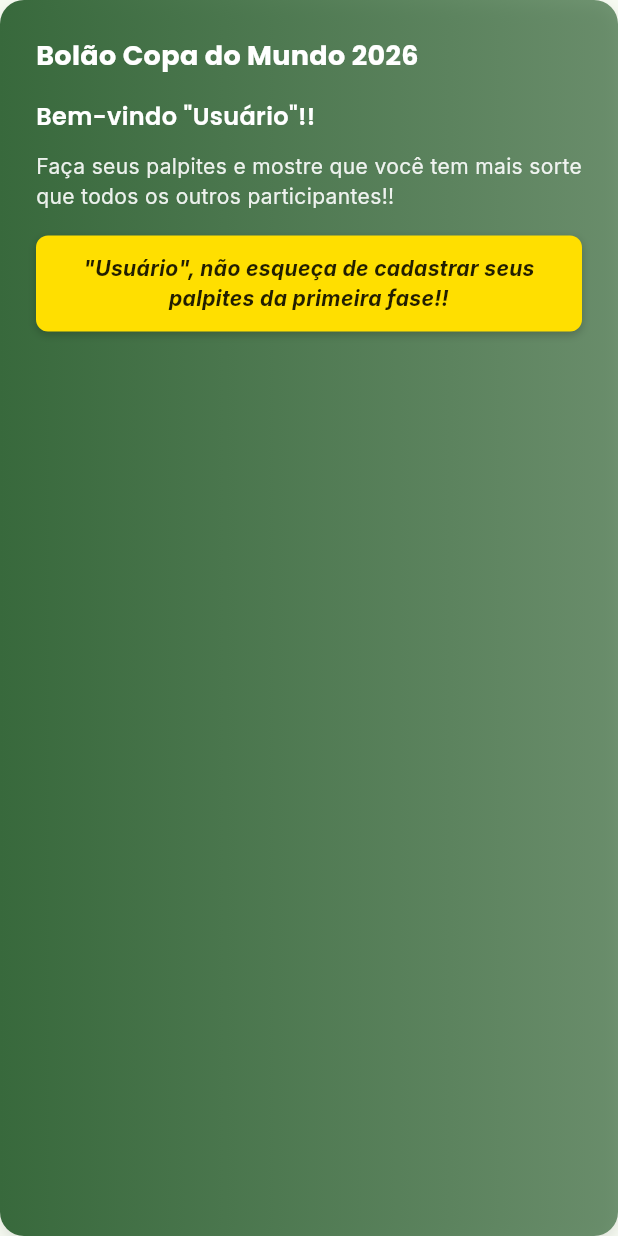
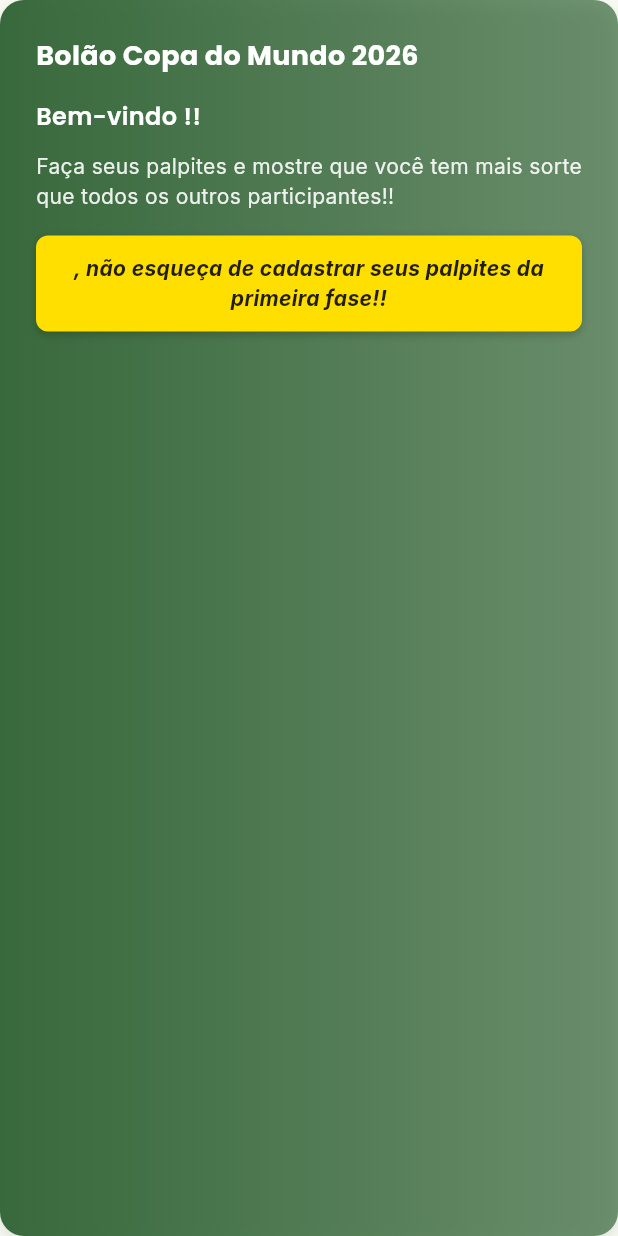
Before and after one commit to Chadtome/bolao_copa_2026, a Flutter app: the BoasVindasCard widget shown alone on an empty page, opened directly with empty values, on a phone screen of 412 x 824 dp. Run offline on Flutter 3.47's test engine with Material 3 defaults, Android fonts, the phone set to English and light mode, and no system bars; our stand-ins replace cloud_firestore, firebase_auth, firebase_core, google_fonts, pdf, printing; accounts and stored records are empty.

Commit message:
Home com dados reais do usuário, ranking e jogos do dia

```diff
--- a/lib/screens/Home/widgets/boas_vidas_card.dart
+++ b/lib/screens/Home/widgets/boas_vidas_card.dart
@@ -1,84 +1,66 @@
 import 'package:flutter/material.dart';
 import 'package:google_fonts/google_fonts.dart';
+import 'package:provider/provider.dart';
+import 'package:firebase_auth/firebase_auth.dart';
+import '../../../services/firebase_service.dart';
 
-class BoasVindasCard extends StatelessWidget {
+class BoasVindasCard extends StatefulWidget {
   final bool isWide;
+  const BoasVindasCard({super.key, required this.isWide});
 
-  const BoasVindasCard({super.key, required this.isWide});
+  @override
+  State<BoasVindasCard> createState() => _BoasVindasCardState();
+}
+
+class _BoasVindasCardState extends State<BoasVindasCard> {
+  String _nome = 'Usuário';
+
+  @override
+  void initState() {
+    super.initState();
+    _carregarNome();
+  }
+
+  Future<void> _carregarNome() async {
+    final user = FirebaseAuth.instance.currentUser;
+    if (user == null) return;
+    try {
+      final firebaseService = Provider.of<FirebaseService>(context, listen: false);
+      final userData = await firebaseService.getCurrentUserData();
+      if (userData != null && mounted) {
+        setState(() => _nome = userData.name);
+      }
+    } catch (_) {}
+  }
 
   @override
   Widget build(BuildContext context) {
     return Container(
       padding: const EdgeInsets.all(24),
       decoration: BoxDecoration(
-        gradient: LinearGradient(
-          colors: [
-            Theme.of(context).colorScheme.primary,
-            Theme.of(context).colorScheme.primary.withOpacity(0.7),
-          ],
-        ),
+        gradient: LinearGradient(colors: [Theme.of(context).colorScheme.primary, Theme.of(context).colorScheme.primary.withOpacity(0.7)]),
         borderRadius: BorderRadius.circular(16),
-        boxShadow: [
-          BoxShadow(
-            color: Colors.black.withOpacity(0.1),
-            blurRadius: 8,
-            offset: const Offset(0, 4),
-          ),
-        ],
+        boxShadow: [BoxShadow(color: Colors.black.withOpacity(0.1), blurRadius: 8, offset: const Offset(0, 4))],
       ),
       child: Column(
         crossAxisAlignment: CrossAxisAlignment.start,
         children: [
-          Text(
-            'Bolão Copa do Mundo 2026',
-            style: GoogleFonts.poppins(
-              fontSize: isWide ? 24 : 18,
-              fontWeight: FontWeight.w700,
-              color: Colors.white,
-            ),
-          ),
+          Text('Bolão Copa do Mundo 2026',
+              style: GoogleFonts.poppins(fontSize: widget.isWide ? 24 : 18, fontWeight: FontWeight.w700, color: Colors.white)),
           const SizedBox(height: 16),
-          Text(
-            'Bem-vindo "Usuário"!!',
-            style: GoogleFonts.poppins(
-              fontSize: isWide ? 20 : 16,
-              fontWeight: FontWeight.w600,
-              color: Colors.white,
-            ),
-          ),
+          Text('Bem-vindo $_nome!!',
+              style: GoogleFonts.poppins(fontSize: widget.isWide ? 20 : 16, fontWeight: FontWeight.w600, color: Colors.white)),
           const SizedBox(height: 12),
-          Text(
-            'Faça seus palpites e mostre que você tem mais sorte que todos os outros participantes!!',
-            style: GoogleFonts.inter(
-              fontSize: 14,
-              color: Colors.white.withOpacity(0.9),
-            ),
-          ),
+          Text('Faça seus palpites e mostre que você tem mais sorte que todos os outros participantes!!',
+              style: GoogleFonts.inter(fontSize: 14, color: Colors.white.withOpacity(0.9))),
           const SizedBox(height: 16),
           Container(
-            width: double.infinity,
-            padding: const EdgeInsets.all(12),
-            decoration: BoxDecoration(
-              color: const Color(0xFFFFDF00),
-              borderRadius: BorderRadius.circular(8),
-              boxShadow: [
-                BoxShadow(
-                  color: Colors.black.withOpacity(0.2),
-                  blurRadius: 4,
-                  offset: const Offset(0, 2),
-                ),
-              ],
-            ),
-            child: Text(
-              '"Usuário", não esqueça de cadastrar seus palpites da primeira fase!!',
-              style: GoogleFonts.inter(
-                fontSize: 14,
-                fontWeight: FontWeight.w700,
-                color: Colors.black87,
-                fontStyle: FontStyle.italic,
-              ),
-              textAlign: TextAlign.center,
-            ),
+            width: double.infinity, padding: const EdgeInsets.all(12),
+            decoration: BoxDecoration(color: const Color(0xFFFFDF00), borderRadius: BorderRadius.circular(8),
+                boxShadow: [BoxShadow(color: Colors.black.withOpacity(0.2), blurRadius: 4, offset: const Offset(0, 2))]),
+            child: Text('$_nome, não esqueça de cadastrar seus palpites da primeira fase!!',
+                style: GoogleFonts.inter(fontSize: 14, fontWeight: FontWeight.w700, color: Colors.black87, fontStyle: FontStyle.italic),
+                textAlign: TextAlign.center),
           ),
         ],
       ),
```
Also changed, not shown: lib/screens/Home/widgets/jogos_do_dia_card.dart (+68 -24 lines), lib/screens/Home/widgets/posicao_usuario_card.dart (+35 -28 lines), lib/screens/Home/widgets/top5_ranking_card.dart (+23 -19 lines).
